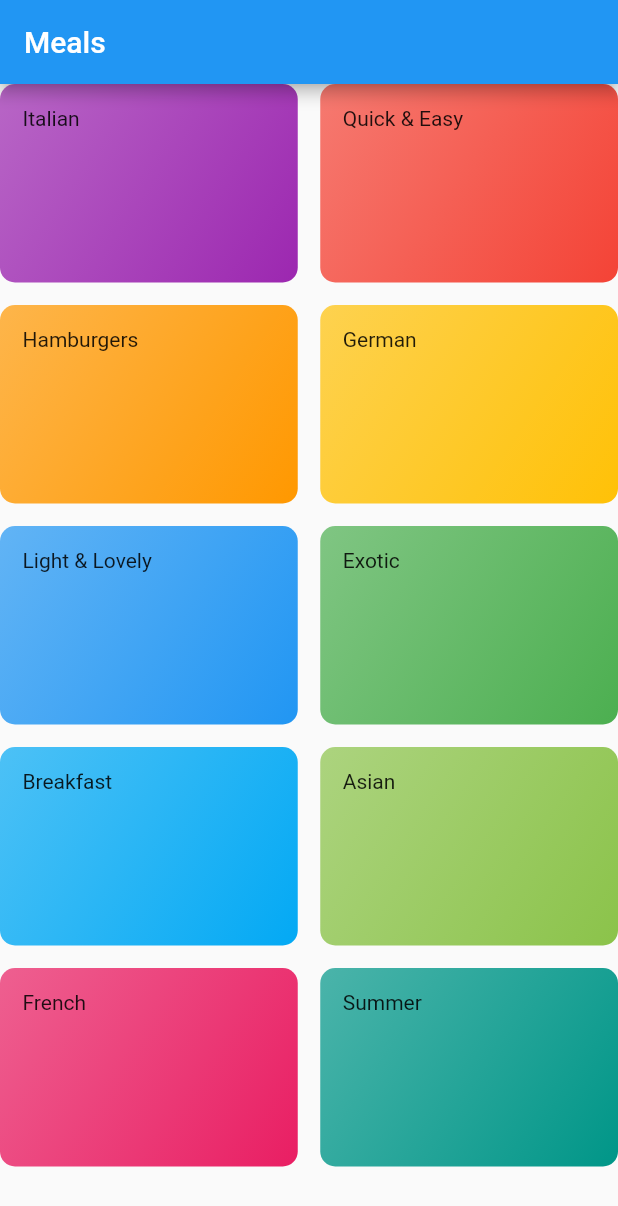
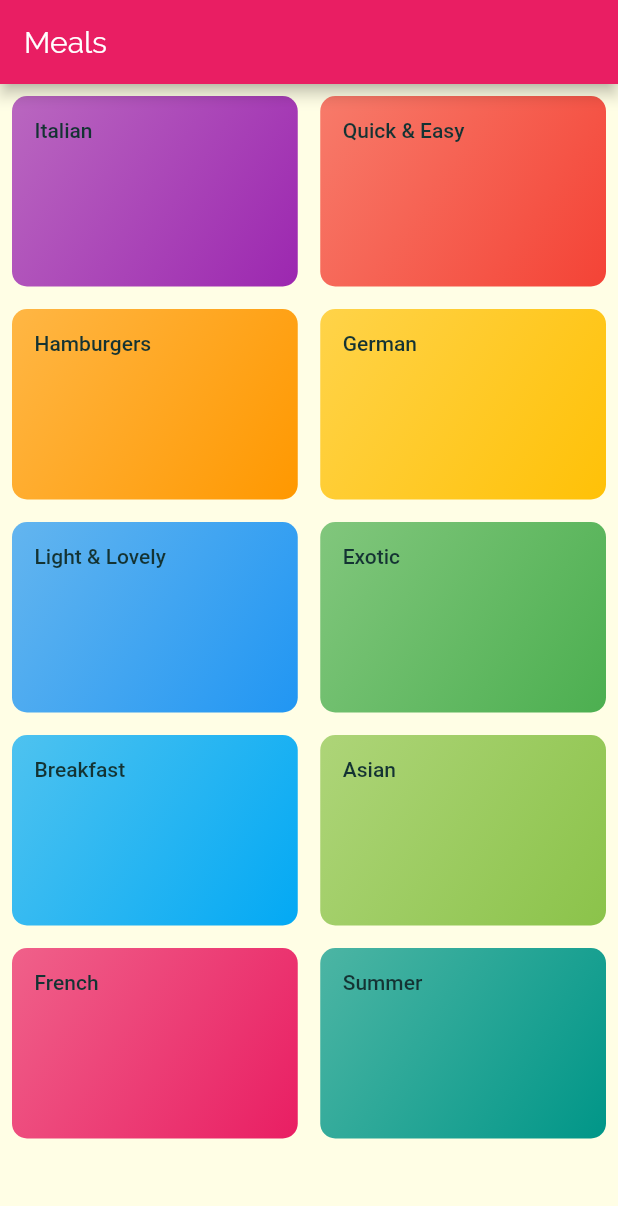
Before and after one commit to oddmmar/sandbox-flutter, a Flutter app: the screen it shows after launch, on a phone screen of 412 x 824 dp. Shown: the top 1206 px of the screen. Run offline on Flutter 3.47's test engine with Material 2 defaults, Android fonts, the phone set to English and light mode, and no system bars.

Commit message:
adds navigation

```diff
--- a/section07/lib/main.dart
+++ b/section07/lib/main.dart
@@ -5,18 +5,35 @@ import 'package:section07/routes/categories_screen.dart';
 // import 'package:flutter/cupertino.dart';
 
 void main() {
-  runApp(const Meals());
+  runApp(Meals());
 }
 
 class Meals extends StatelessWidget {
-  const Meals({Key? key}) : super(key: key);
+  Meals({Key? key}) : super(key: key);
+
+  final ThemeData appTheme = ThemeData(
+    primarySwatch: Colors.pink,
+    canvasColor: const Color.fromRGBO(255, 254, 229, 1),
+    fontFamily: 'Raleway',
+    textTheme: const TextTheme(
+      bodyText1: TextStyle(
+        fontFamily: 'RobotCondensed',
+        fontSize: 30,
+        fontWeight: FontWeight.bold,
+      ),
+    ),
+  );
 
   @override
   Widget build(BuildContext context) {
     return MaterialApp(
       title: 'Meals',
-      theme: ThemeData(
-        primarySwatch: Colors.blue,
+      theme: appTheme.copyWith(
+        colorScheme: appTheme.colorScheme.copyWith(secondary: Colors.amber),
+        textTheme: appTheme.textTheme.copyWith(
+          bodyText1: const TextStyle(color: Color.fromRGBO(20, 51, 51, 1)),
+          bodyText2: const TextStyle(color: Color.fromRGBO(20, 51, 51, 1)),
+        ),
       ),
       home: const CategoriesScreen(),
     );
--- a/section07/lib/routes/categories_screen.dart
+++ b/section07/lib/routes/categories_screen.dart
@@ -9,9 +9,14 @@ class CategoriesScreen extends StatelessWidget {
   Widget build(BuildContext context) {
     return Scaffold(
       appBar: AppBar(
-        title: const Text('Meals'),
+        title: const Text(
+          'Meals',
+          // style: ,
         ),
-      body: GridView(
+      ),
+      body: Center(
+        child: GridView(
+          padding: const EdgeInsets.all(8.0),
           gridDelegate: const SliverGridDelegateWithMaxCrossAxisExtent(
             maxCrossAxisExtent: 200,
             childAspectRatio: 3 / 2,
@@ -25,6 +30,7 @@ class CategoriesScreen extends StatelessWidget {
             );
           }).toList(),
         ),
+      ),
     );
   }
 }
--- a/section07/lib/widgets/category/category_item.dart
+++ b/section07/lib/widgets/category/category_item.dart
@@ -1,4 +1,5 @@
 import 'package:flutter/material.dart';
+import 'package:section07/routes/categories_meals_screen.dart';
 
 class CategoryItem extends StatelessWidget {
   const CategoryItem({
@@ -10,9 +11,23 @@ class CategoryItem extends StatelessWidget {
   final String title;
   final Color color;
 
+  void selectCategory(BuildContext ctx) {
+    Navigator.of(ctx).push(
+      MaterialPageRoute(
+        builder: (_) {
+          return const CategoryMealsScreen();
+        },
+      ),
+    );
+  }
+
   @override
   Widget build(BuildContext context) {
-    return Container(
+    return InkWell(
+      onTap: () => selectCategory(context),
+      splashColor: Theme.of(context).primaryColor,
+      borderRadius: BorderRadius.circular(10),
+      child: Container(
         padding: const EdgeInsets.all(15),
         decoration: BoxDecoration(
           gradient: LinearGradient(
@@ -25,7 +40,11 @@ class CategoryItem extends StatelessWidget {
           ),
           borderRadius: BorderRadius.circular(10),
         ),
-      child: Text(title),
+        child: Text(
+          title,
+          style: Theme.of(context).textTheme.bodyText1,
+        ),
+      ),
     );
   }
 }
```
Also changed, not shown: section07/lib/routes/categories_meals_screen.dart (added, +17 -0 lines), section07/pubspec.yaml (+19 -9 lines), section07/fonts/Raleway-Black.ttf (added), section07/fonts/Raleway-Bold.ttf (added), section07/fonts/Raleway-Regular.ttf (added), section07/fonts/RobotoCondensed-Bold.ttf (added), section07/fonts/RobotoCondensed-Italic.ttf (added), section07/fonts/RobotoCondensed-Light.ttf (added), section07/fonts/RobotoCondensed-Regular.ttf (added). Lines whose indentation alone changed are shown as unchanged.
